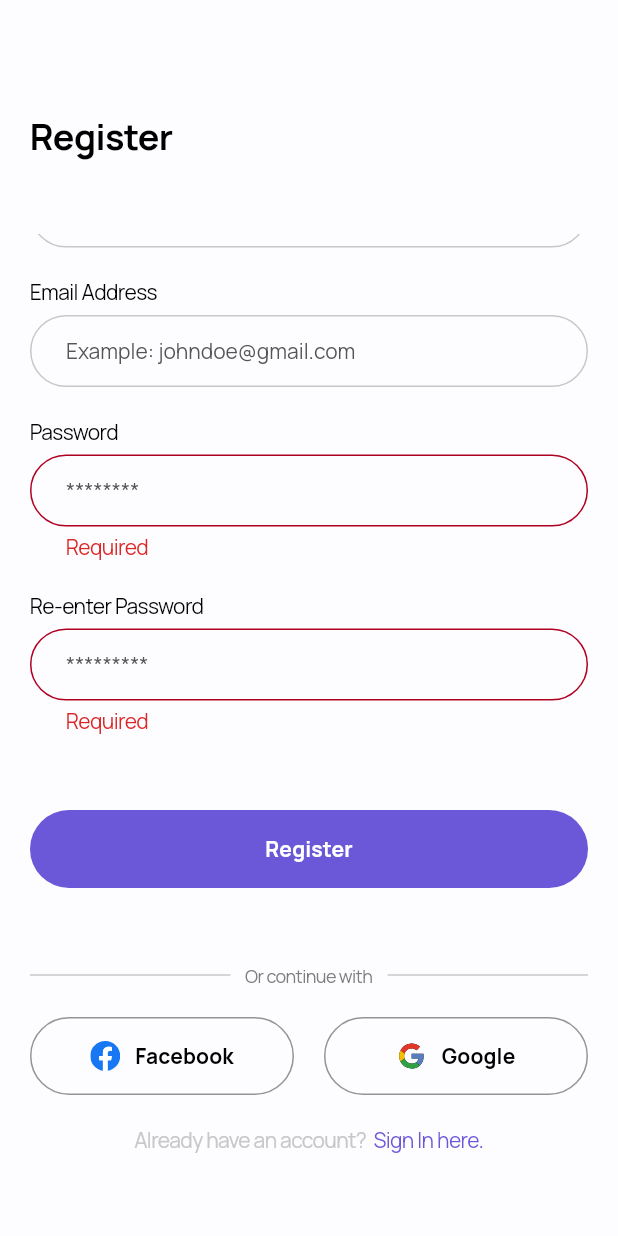
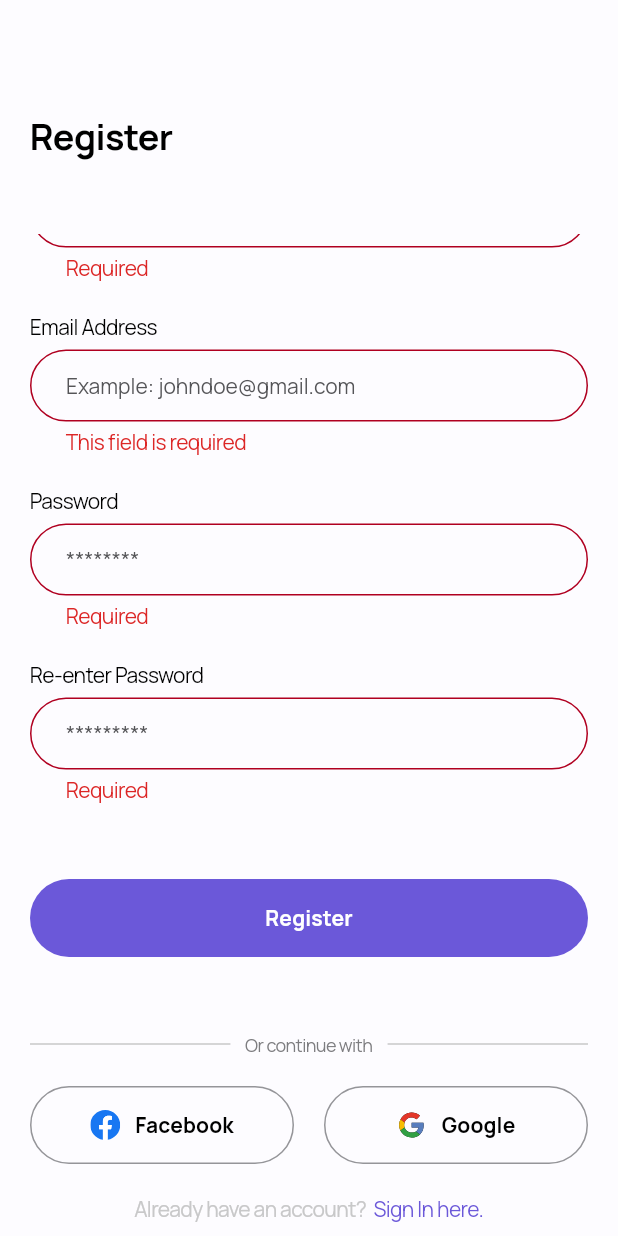
Before and after one commit to Kariaki/routine, a Flutter app: the RegisterScreen screen opened directly, scrolled down 64 dp, after a tap on "Register", on a phone screen of 412 x 824 dp. Run offline on Flutter 3.47's test engine with Material 3 defaults, Android fonts, the phone set to English and light mode, and no system bars; our stand-ins replace firebase_auth, firebase_core, firebase_database, flutter_bloc, flutter_dotenv, flutter_secure_storage and 4 more; accounts and stored records are empty.

```diff
--- a/lib/app/auth/presentation/screens/register_screen.dart
+++ b/lib/app/auth/presentation/screens/register_screen.dart
@@ -44,11 +44,18 @@ class _RegisterScreenState extends State<RegisterScreen> {
               label: 'Full Name',
               hint: 'Enter your name',
               controller: _nameController,
+              validator: (value) {
+                if (value?.isEmpty ?? true) {
+                  return 'Required';
+                }
+                return null;
+              },
             ),
             20.height,
             InputField(
               label: 'Email Address',
               hint: 'Example: johndoe@gmail.com',
+              validator: isValidEmailAddress,
               controller: _emailController,
             ),
             20.height,
@@ -72,6 +79,7 @@ class _RegisterScreenState extends State<RegisterScreen> {
               label: 'Re-enter Password',
               hint: '*********',
               maxLines: 1,
+              obscureText: true,
               controller: _confirmPasswordController,
               validator: (value) {
                 if (value?.isEmpty ?? true) {
@@ -89,6 +97,7 @@ class _RegisterScreenState extends State<RegisterScreen> {
               builder: (_, state) {
                 return AppButton.primary(
                   text: 'Register',
+                  loading: state.isLoading,
                   onPressed: () {
                     if (_formKey.currentState!.validate()) {
                       final registerEntity = CreateAccountEntity(
@@ -126,4 +135,15 @@ class _RegisterScreenState extends State<RegisterScreen> {
       ),
     );
   }
+  String? isValidEmailAddress(String? value) {
+    final emailAddressRegex = RegExp(
+      r"^[a-zA-Z0-9.a-zA-Z0-9.!#$%&'*+-/=?^_`{|}~]+@[a-zA-Z0-9]+\.[a-zA-Z]+",
+    );
+     if (value?.isEmpty ?? true) {
+      return 'This field is required';
+    } else if (!emailAddressRegex.hasMatch(value!)) {
+      return 'Please enter a valid email';
+    }
+    return null;
+  }
 }
--- a/lib/app/note/data/dto/note_dto.dart
+++ b/lib/app/note/data/dto/note_dto.dart
@@ -4,12 +4,14 @@ class NoteDto {
   final List<TaskDto> tasks;
   final DateTime? createdAt;
   final DateTime? updatedAt;
+  final String userId;
 
   NoteDto({
     this.title = '',
     this.id,
     this.tasks = const [],
     this.createdAt,
+    required this.userId,
     this.updatedAt,
   });
 
@@ -19,10 +21,12 @@ class NoteDto {
     List<TaskDto>? tasks,
     DateTime? createdAt,
     DateTime? updatedAt,
+    String? userId
   }) {
     return NoteDto(
       title: title ?? this.title,
       id: id ?? this.id,
+      userId: userId??this.userId,
       tasks: tasks ?? this.tasks,
       createdAt: createdAt ?? this.createdAt,
       updatedAt: updatedAt ?? this.updatedAt,
@@ -32,6 +36,7 @@ class NoteDto {
   factory NoteDto.fromJson(Map<dynamic, dynamic> json) {
     return NoteDto(
       title: json['title'] as String,
+      userId: json['userId'],
       createdAt: DateTime.parse(json['createdAt']),
       updatedAt: DateTime.parse(json['createdAt']),
       id: json['id'] as String,
@@ -45,6 +50,7 @@ class NoteDto {
     return {
       'title': title,
       'id': id,
+      'userId':userId,
       'tasks': tasks.map((task) => task.toJson()).toList(),
       'createdAt': createdAt?.toIso8601String(),
       'updatedAt': updatedAt?.toIso8601String(),
--- a/lib/app/note/presentation/screens/note_list_screen.dart
+++ b/lib/app/note/presentation/screens/note_list_screen.dart
@@ -24,6 +24,8 @@ class NoteListScreen extends StatefulWidget {
 class _NoteListScreenState extends State<NoteListScreen> {
   @override
   void initState() {
+      context.read<NoteCubit>().fetchNotes();
+
     super.initState();
   }
 
@@ -45,7 +47,6 @@ class _NoteListScreenState extends State<NoteListScreen> {
               70.height,
               Container(
                 width: double.infinity,
-                height: 104,
                 padding: EdgeInsets.all(20),
                 decoration: ShapeDecoration(
                   color: context.isDarkMode
@@ -72,6 +73,7 @@ class _NoteListScreenState extends State<NoteListScreen> {
                             children: [
                               Text(
                                 '${_getGreeting()} $firstName',
+                                maxLines: 2,
                                 style: context.textTheme.titleLarge,
                               ),
                               10.height,
--- a/lib/app/root/app_root.dart
+++ b/lib/app/root/app_root.dart
@@ -1,5 +1,6 @@
 import 'package:flutter/material.dart';
 import 'package:flutter_bloc/flutter_bloc.dart';
+import 'package:routine/app/auth/presentation/cubit/auth_cubit.dart';
 import 'package:routine/app/root/pages/home_page.dart';
 import 'package:routine/app/root/pages/profile_screen.dart';
 import 'package:routine/app/note/presentation/cubit/note_cubit.dart';
@@ -19,8 +20,8 @@ class _AppRootScreenState extends State<AppRootScreen> {
 
   @override
   void initState() {
-    context.read<NoteCubit>().fetchNotes();
     super.initState();
+
   }
 
   @override
--- a/lib/app/root/pages/profile_screen.dart
+++ b/lib/app/root/pages/profile_screen.dart
@@ -1,6 +1,7 @@
 import 'package:flutter/material.dart';
 import 'package:flutter_bloc/flutter_bloc.dart';
 import 'package:routine/app/auth/presentation/cubit/auth_cubit.dart';
+import 'package:routine/app/auth/presentation/screens/sign_in_screen.dart';
 import 'package:routine/core/extensions/context_extension.dart';
 import 'package:routine/core/extensions/num_extension.dart';
 import '../../../core/util/cubit_state.dart';
@@ -71,7 +72,8 @@ class ProfileScreen extends StatelessWidget {
           20.height,
           GestureDetector(
             onTap: () {
-              //handle logout
+              context.read<AuthCubit>().logout();
+              context.pushRemoveUntil(SignInScreen());
             },
             child: Row(
               crossAxisAlignment: CrossAxisAlignment.center,
```
Also changed, not shown: lib/app/auth/presentation/screens/personalize_your_journey_screen.dart (+2 -9 lines), lib/app/note/domain/repositories/note_repository.dart (+21 -69 lines), lib/app/note/presentation/cubit/note_cubit.dart (+33 -7 lines), lib/app/note/presentation/screens/create_note_screen.dart (+11 -1 lines), lib/app/root/splash_screen.dart (+2 -5 lines), lib/src/di/injectable.config.dart.
